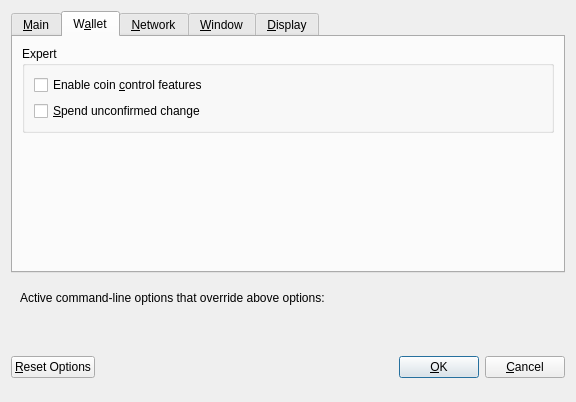
Above: src/qt/forms/optionsdialog.ui from philscurrency/philscurrency before the change. Below: the same form after it.
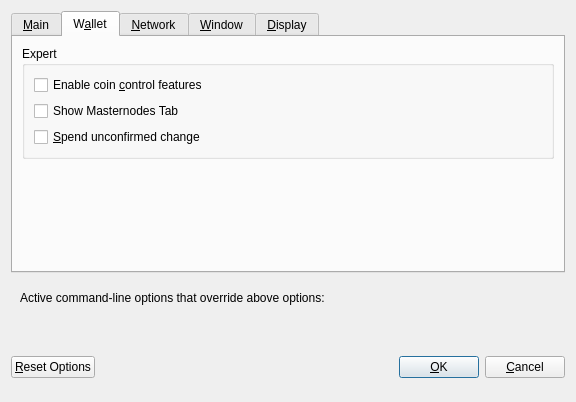
That is the form after the change. The open tabs and pages were chosen to show the change. Custom widgets are drawn as their Qt base class.

```diff
--- a/src/qt/forms/optionsdialog.ui
+++ b/src/qt/forms/optionsdialog.ui
@@ -222,6 +222,16 @@
             </property>
            </widget>
           </item>
+          <item>
+           <widget class="QCheckBox" name="showMasternodesTab">
+            <property name="toolTip">
+             <string>Show additional tab listing all your masternodes in first sub-tab&lt;br/&gt;and all masternodes on the network in second sub-tab.</string>
+            </property>
+            <property name="text">
+             <string>Show Masternodes Tab</string>
+            </property>
+           </widget>
+          </item>
           <item>
            <widget class="QCheckBox" name="spendZeroConfChange">
             <property name="toolTip">
```
